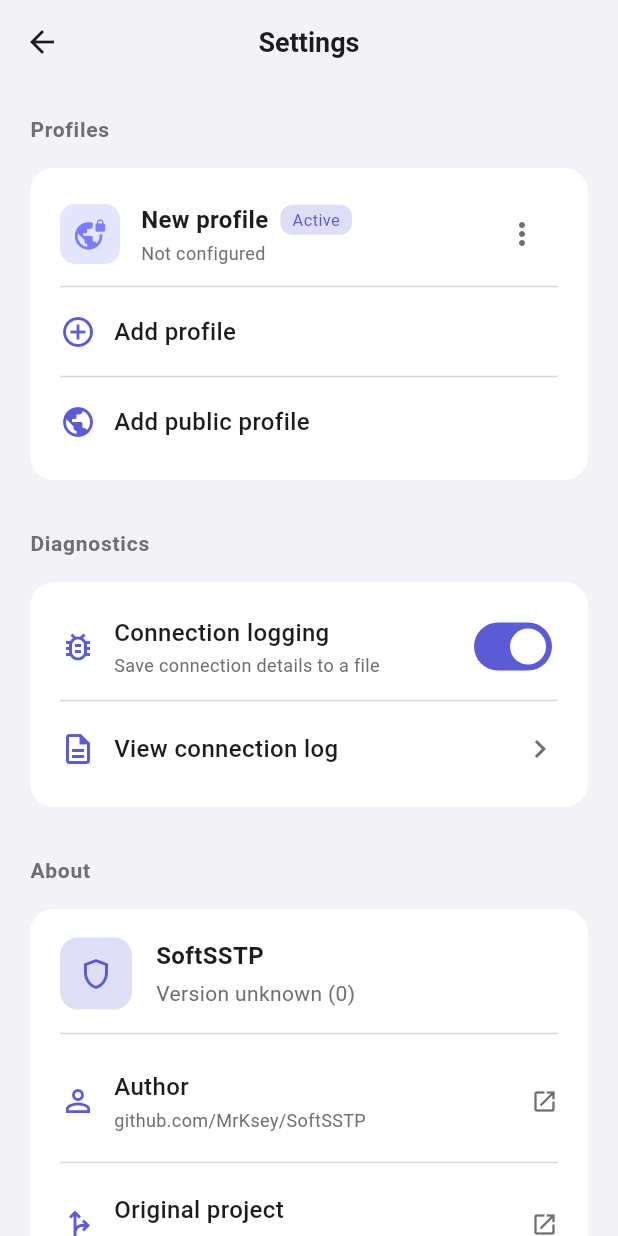
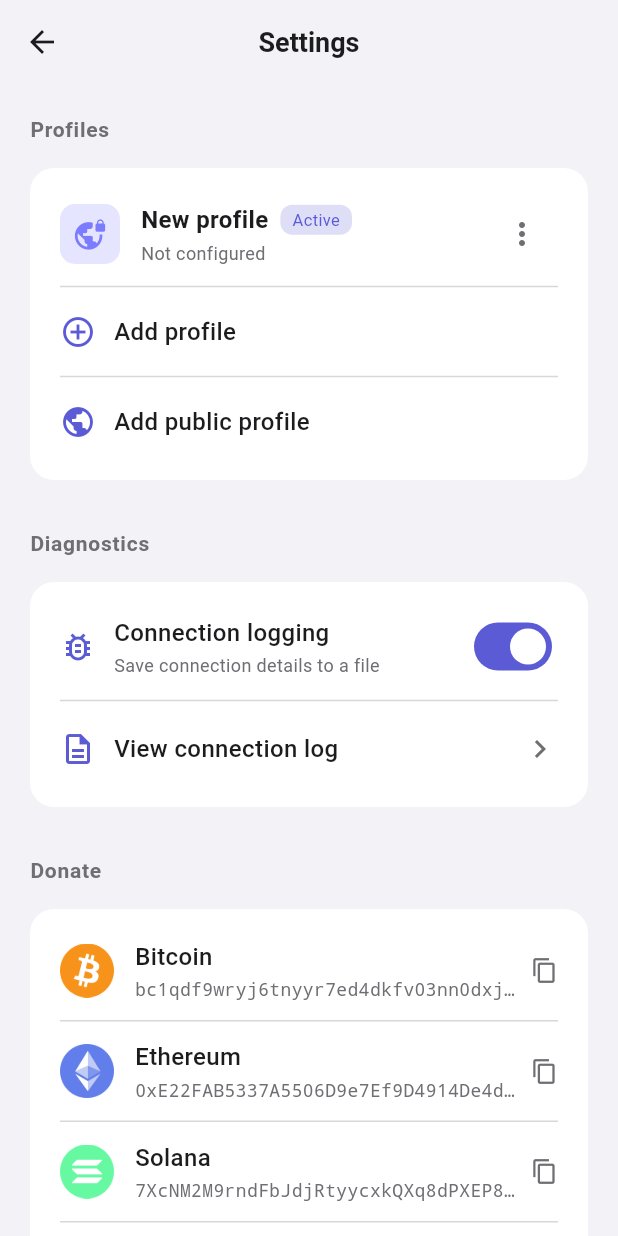
Before and after one commit to MrKsey/SoftSSTP, a Flutter app: the GeneralSettingsScreen screen opened directly, on a phone screen of 412 x 824 dp. Run offline on Flutter 3.47's test engine with Material 3 defaults, Android fonts, the phone set to English and light mode, and no system bars; our stand-ins replace shared_preferences; accounts and stored records are empty; network calls fail.

Commit message:
feat: add crypto donation section to READMEs and settings screen

```diff
--- a/SoftSSTP/lib/screens/general_settings_screen.dart
+++ b/SoftSSTP/lib/screens/general_settings_screen.dart
@@ -1,4 +1,5 @@
 import 'package:flutter/material.dart';
+import 'package:flutter/services.dart';
 import 'package:provider/provider.dart';
 
 import '../models/vpn_profile.dart';
@@ -10,6 +11,38 @@ import '../widgets/public_profile_badge.dart';
 import 'log_screen.dart';
 import 'profile_settings_screen.dart';
 import 'public_profiles_screen.dart';
+
+/// A cryptocurrency wallet shown in the Donate section.
+class _DonationEntry {
+  const _DonationEntry(this.name, this.address, this.iconAsset);
+
+  final String name;
+  final String address;
+  final String iconAsset;
+}
+
+const List<_DonationEntry> _donations = [
+  _DonationEntry(
+    'Bitcoin',
+    'bc1qdf9wryj6tnyyr7ed4dkfv03nn0dxjf27xshfcr',
+    'assets/images/bitcoin.png',
+  ),
+  _DonationEntry(
+    'Ethereum',
+    '0xE22FAB5337A5506D9e7Ef9D4914De4d963Fbbf88',
+    'assets/images/ethereum.png',
+  ),
+  _DonationEntry(
+    'Solana',
+    '7XcNM2M9rndFbJdjRtyycxkQXq8dPXEP87toiQX4EZfx',
+    'assets/images/solana.png',
+  ),
+  _DonationEntry(
+    'Tron',
+    'TCYpTxSmdPN8p4fmRwtPGk3HHBf77FypeA',
+    'assets/images/tron.png',
+  ),
+];
 
 /// Global settings: profile management, Diagnostics and About.
 ///
@@ -97,6 +130,17 @@ class _GeneralSettingsScreenState extends State<GeneralSettingsScreen> {
     }
   }
 
+  Future<void> _copyAddress(String address) async {
+    await Clipboard.setData(ClipboardData(text: address));
+    if (!mounted) return;
+    ScaffoldMessenger.of(context).showSnackBar(
+      const SnackBar(
+        content: Text('Address copied to clipboard'),
+        duration: Duration(seconds: 2),
+      ),
+    );
+  }
+
   @override
   Widget build(BuildContext context) {
     return Scaffold(
@@ -122,6 +166,10 @@ class _GeneralSettingsScreenState extends State<GeneralSettingsScreen> {
                 _buildSectionTitle('Diagnostics'),
                 const SizedBox(height: 16),
                 _buildDiagnosticsSection(provider),
+                const SizedBox(height: 32),
+                _buildSectionTitle('Donate'),
+                const SizedBox(height: 16),
+                _buildDonateSection(),
                 const SizedBox(height: 32),
                 _buildSectionTitle('About'),
                 const SizedBox(height: 16),
@@ -483,6 +531,68 @@ class _GeneralSettingsScreenState extends State<GeneralSettingsScreen> {
     );
   }
 
+  Widget _buildDonateSection() {
+    return Container(
+      padding: const EdgeInsets.symmetric(horizontal: 20, vertical: 8),
+      decoration: BoxDecoration(
+        color: AppTheme.cardColor,
+        borderRadius: BorderRadius.circular(16),
+      ),
+      child: Column(
+        children: [
+          for (var i = 0; i < _donations.length; i++) ...[
+            if (i > 0) Divider(color: AppTheme.dividerColor, height: 1),
+            _buildDonateRow(_donations[i]),
+          ],
+        ],
+      ),
+    );
+  }
+
+  Widget _buildDonateRow(_DonationEntry entry) {
+    return InkWell(
+      onTap: () => _copyAddress(entry.address),
+      borderRadius: BorderRadius.circular(12),
+      child: Padding(
+        padding: const EdgeInsets.symmetric(vertical: 12),
+        child: Row(
+          children: [
+            Image.asset(entry.iconAsset, width: 36, height: 36),
+            const SizedBox(width: 14),
+            Expanded(
+              child: Column(
+                crossAxisAlignment: CrossAxisAlignment.start,
+                children: [
+                  Text(
+                    entry.name,
+                    style: TextStyle(
+                      fontSize: 16,
+                      fontWeight: FontWeight.w500,
+                      color: AppTheme.textPrimary,
+                    ),
+                  ),
+                  const SizedBox(height: 2),
+                  Text(
+                    entry.address,
+                    maxLines: 1,
+                    overflow: TextOverflow.ellipsis,
+                    style: TextStyle(
+                      fontSize: 12,
+                      fontFamily: 'monospace',
+                      color: AppTheme.textSecondary,
+                    ),
+                  ),
+                ],
+              ),
+            ),
+            const SizedBox(width: 8),
+            Icon(Icons.copy_outlined, size: 18, color: AppTheme.textSecondary),
+          ],
+        ),
+      ),
+    );
+  }
+
   Widget _buildAboutLink({
     required IconData icon,
     required String title,
```
Also changed, not shown: SoftSSTP/assets/images/bitcoin.png (added), SoftSSTP/assets/images/ethereum.png (added), SoftSSTP/assets/images/solana.png (added), SoftSSTP/assets/images/tron.png (added), donate/bitcoin.jpg (added), donate/ethereum.jpg (added), donate/solana.jpg (added), donate/tron.jpg (added), 3 other files.
